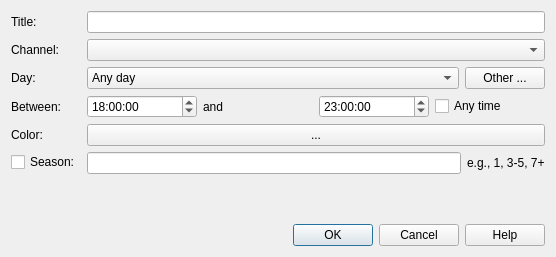
First picture: the form in src/bookmarkitemeditor.ui, repository rweather/tvguide, before the edit.
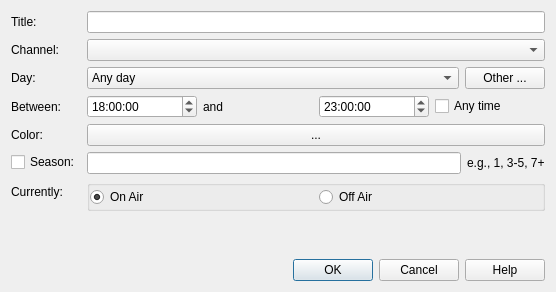
Second picture: the form after the edit.

The edit to the form file:
```diff
--- a/src/bookmarkitemeditor.ui
+++ b/src/bookmarkitemeditor.ui
@@ -7,7 +7,7 @@
     <x>0</x>
     <y>0</y>
     <width>556</width>
-    <height>257</height>
+    <height>292</height>
    </rect>
   </property>
   <property name="windowTitle">
@@ -216,6 +216,51 @@
        </item>
       </layout>
      </item>
+     <item row="6" column="0">
+      <widget class="QLabel" name="label_7">
+       <property name="text">
+        <string>Currently:</string>
+       </property>
+      </widget>
+     </item>
+     <item row="6" column="1">
+      <widget class="QGroupBox" name="groupBox">
+       <property name="sizePolicy">
+        <sizepolicy hsizetype="Preferred" vsizetype="Preferred">
+         <horstretch>0</horstretch>
+         <verstretch>0</verstretch>
+        </sizepolicy>
+       </property>
+       <property name="title">
+        <string/>
+       </property>
+       <property name="flat">
+        <bool>true</bool>
+       </property>
+       <layout class="QHBoxLayout" name="horizontalLayout_4">
+        <property name="margin">
+         <number>0</number>
+        </property>
+        <item>
+         <widget class="QRadioButton" name="onAirButton">
+          <property name="text">
+           <string>On Air</string>
+          </property>
+          <property name="checked">
+           <bool>true</bool>
+          </property>
+         </widget>
+        </item>
+        <item>
+         <widget class="QRadioButton" name="offAirButton">
+          <property name="text">
+           <string>Off Air</string>
+          </property>
+         </widget>
+        </item>
+       </layout>
+      </widget>
+     </item>
     </layout>
    </item>
    <item>
```
Left out of the diff: 2 changed lines with no effect on the pictures.
